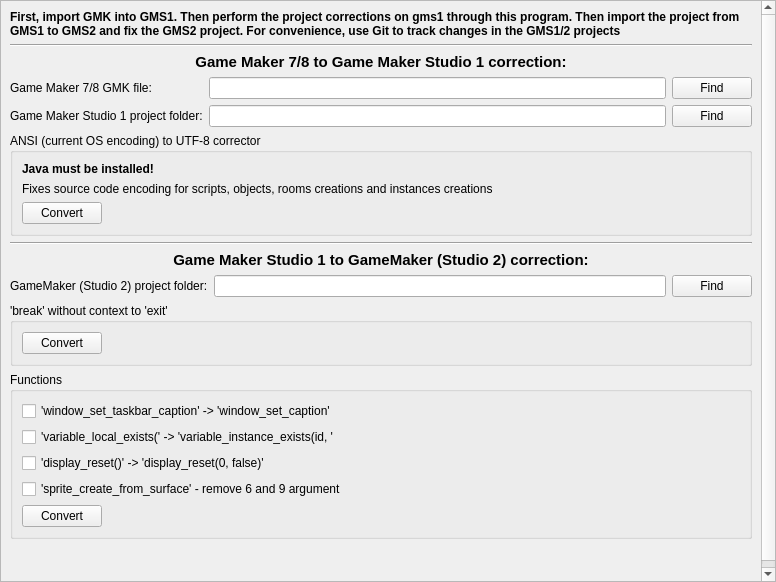
Qt form src/mainwindow.ui (3dproger/GameMakerLegacyHelper) before a commit.
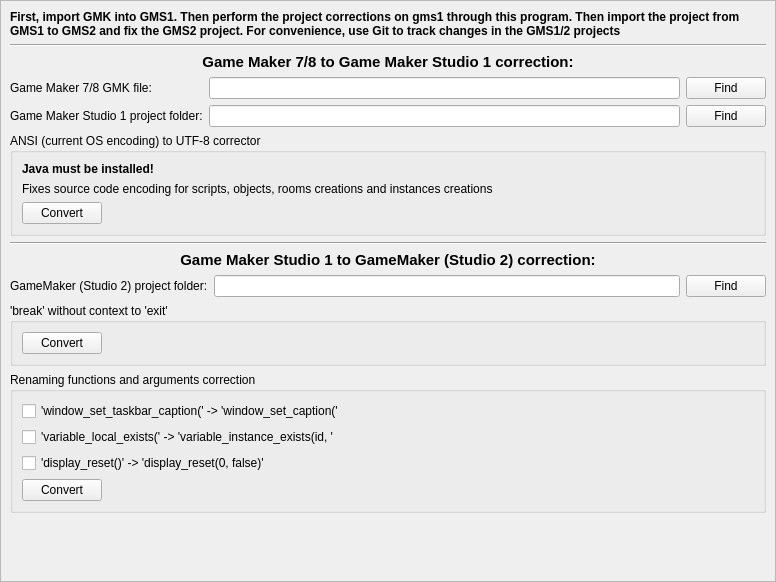
The same form after that commit.

```diff
--- a/src/mainwindow.ui
+++ b/src/mainwindow.ui
@@ -33,9 +33,9 @@
        <property name="geometry">
         <rect>
          <x>0</x>
-         <y>0</y>
+         <y>-131</y>
          <width>757</width>
-         <height>743</height>
+         <height>711</height>
         </rect>
        </property>
        <layout class="QVBoxLayout" name="verticalLayout_2">
@@ -254,13 +254,13 @@
           <item>
            <widget class="QGroupBox" name="groupBox">
             <property name="title">
-             <string>Functions</string>
+             <string>Renaming functions and arguments correction</string>
             </property>
             <layout class="QVBoxLayout" name="verticalLayout">
              <item>
               <widget class="QCheckBox" name="checkBoxWindowCaption">
                <property name="text">
-                <string>'window_set_taskbar_caption' -&gt; 'window_set_caption'</string>
+                <string>'window_set_taskbar_caption(' -&gt; 'window_set_caption('</string>
                </property>
               </widget>
              </item>
@@ -278,13 +278,6 @@
                </property>
               </widget>
              </item>
-             <item>
-              <widget class="QCheckBox" name="checkBoxSpriteCreateFromSurface">
-               <property name="text">
-                <string>'sprite_create_from_surface' - remove 6 and 9 argument</string>
-               </property>
-              </widget>
-             </item>
              <item>
               <layout class="QHBoxLayout" name="horizontalLayout">
                <item>
```
